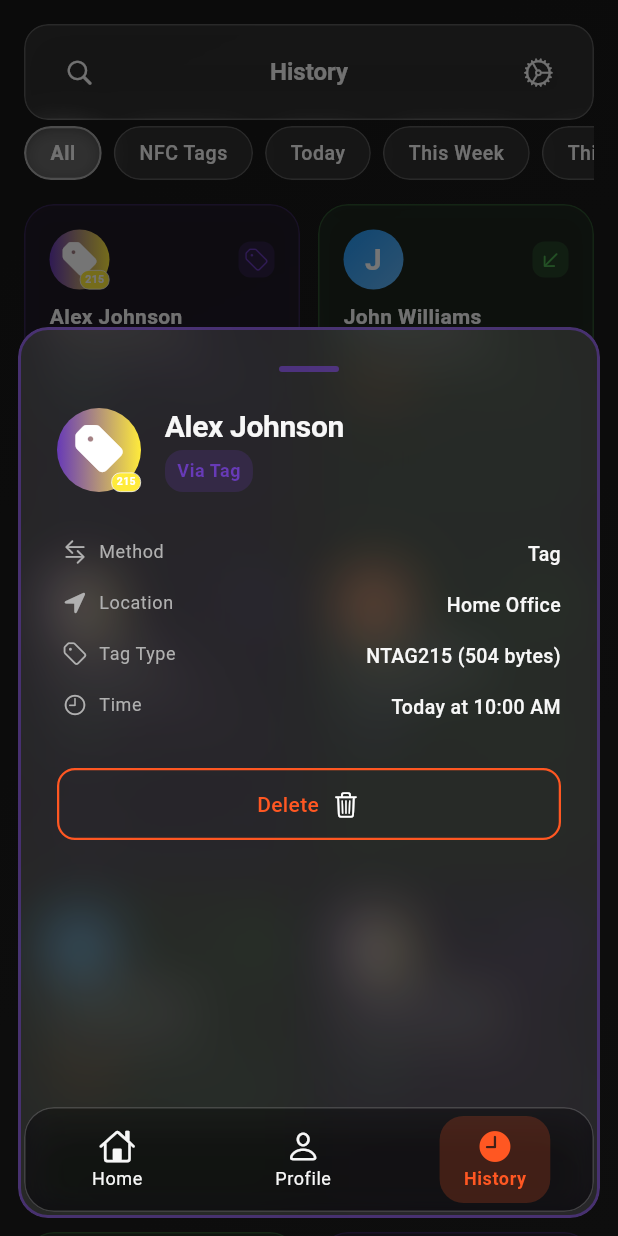
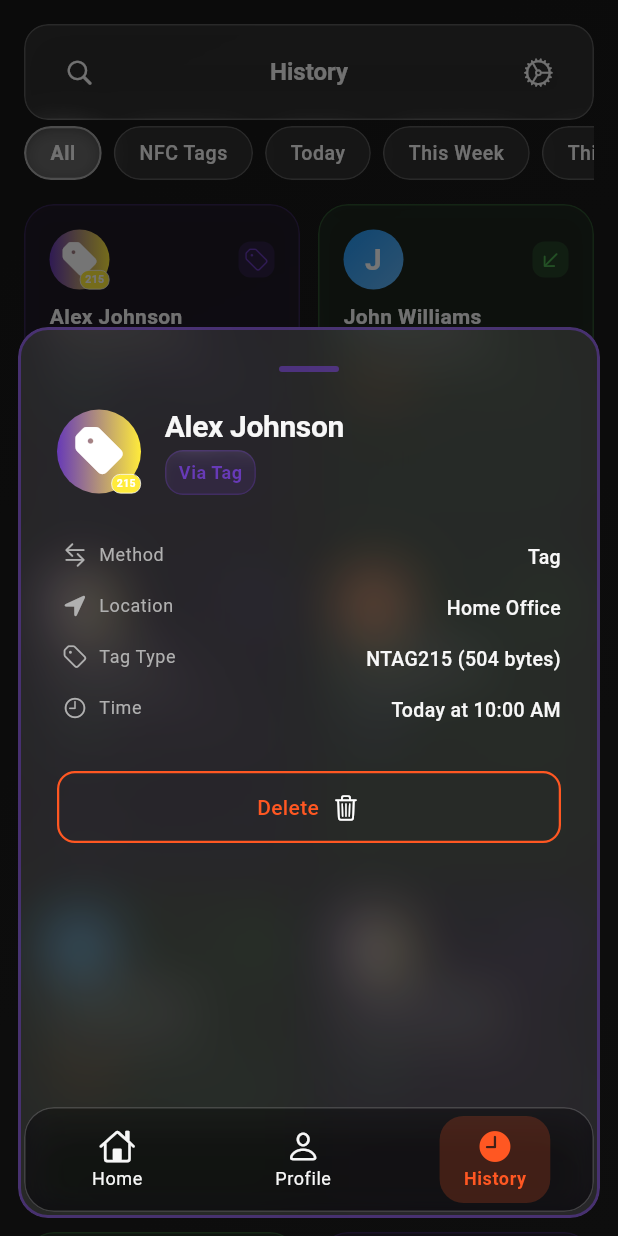
Before and after one commit to sentry007/tap_card, a Flutter app: the HistoryScreen screen opened by its route, after a tap on "215", on a phone screen of 412 x 824 dp. Run offline on Flutter 3.47's test engine with Material 3 defaults, Android fonts, the phone set to English and light mode, and no system bars; our stand-ins replace cached_network_image, cloud_firestore, cross_file, firebase_core, firebase_storage, flutter_colorpicker and 11 more; missing offline and left inert: app_settings, flutter_nfc_hce, nfc_manager; accounts and stored records are empty.

Commit message:
refactor: improve chips layout in history received modal

```diff
--- a/lib/screens/history/history_screen.dart
+++ b/lib/screens/history/history_screen.dart
@@ -1225,14 +1225,26 @@ class _HistoryScreenState extends State<HistoryScreen>
                             overflow: TextOverflow.ellipsis,
                           ),
                           SizedBox(height: AppSpacing.xs),
-                          Container(
+                          // Chips side by side with glassmorphic styling
+                          Row(
+                            children: [
+                              // Entry type chip
+                              ClipRRect(
+                                borderRadius: BorderRadius.circular(AppRadius.md),
+                                child: BackdropFilter(
+                                  filter: ImageFilter.blur(sigmaX: 10, sigmaY: 10),
+                                  child: Container(
                                     padding: EdgeInsets.symmetric(
                                       horizontal: AppSpacing.sm,
                                       vertical: 6,
                                     ),
                                     decoration: BoxDecoration(
-                              color: _getItemColor(item.type).withOpacity(0.2),
+                                      color: _getItemColor(item.type).withOpacity(0.15),
                                       borderRadius: BorderRadius.circular(AppRadius.md),
+                                      border: Border.all(
+                                        color: _getItemColor(item.type).withOpacity(0.3),
+                                        width: 1,
+                                      ),
                                     ),
                                     child: Text(
                                       item.type.label,
@@ -1242,17 +1254,27 @@ class _HistoryScreenState extends State<HistoryScreen>
                                       ),
                                     ),
                                   ),
+                                ),
+                              ),
                               // Profile type badge for received entries
                               if (item.type == HistoryEntryType.received && item.senderProfile?.type != null) ...[
                                 SizedBox(width: 8),
-                            Container(
+                                ClipRRect(
+                                  borderRadius: BorderRadius.circular(AppRadius.md),
+                                  child: BackdropFilter(
+                                    filter: ImageFilter.blur(sigmaX: 10, sigmaY: 10),
+                                    child: Container(
                                       padding: EdgeInsets.symmetric(
-                                horizontal: 12,
+                                        horizontal: 10,
                                         vertical: 6,
                                       ),
                                       decoration: BoxDecoration(
-                                color: _getProfileTypeColor(item.senderProfile!.type).withOpacity(0.2),
+                                        color: _getProfileTypeColor(item.senderProfile!.type).withOpacity(0.15),
                                         borderRadius: BorderRadius.circular(AppRadius.md),
+                                        border: Border.all(
+                                          color: _getProfileTypeColor(item.senderProfile!.type).withOpacity(0.3),
+                                          width: 1,
+                                        ),
                                       ),
                                       child: Row(
                                         mainAxisSize: MainAxisSize.min,
@@ -1273,7 +1295,11 @@ class _HistoryScreenState extends State<HistoryScreen>
                                         ],
                                       ),
                                     ),
-                          ],
+                                  ),
+                                ),
+                              ],
+                            ],
+                          ),
                         ],
                       ),
                     ),
```
Lines whose indentation alone changed are shown as unchanged.
